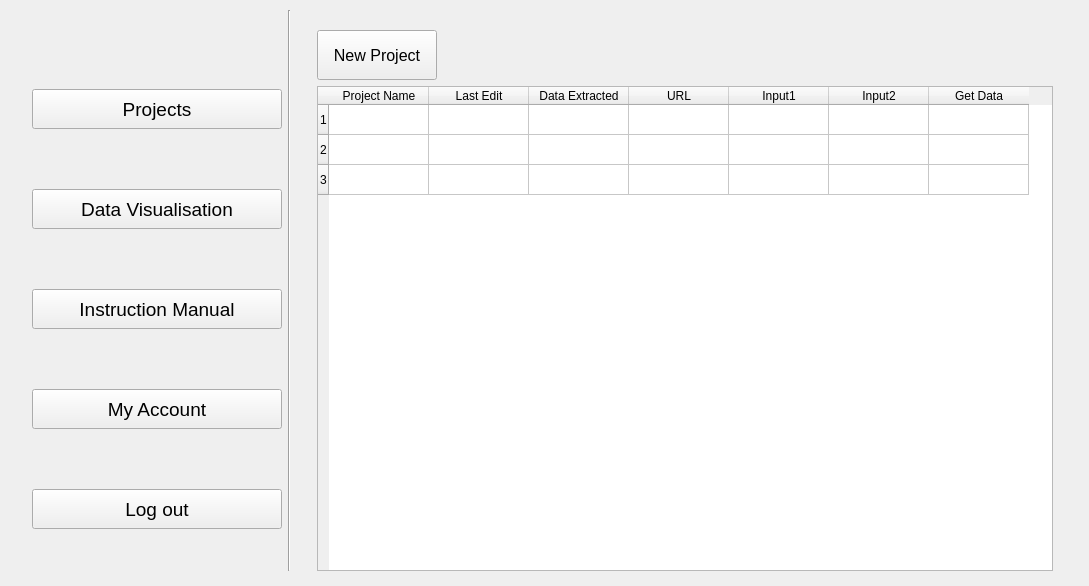
Above: GUI/allProjects.ui from Ericaan/studio5_webscraping_app before the change. Below: the same form after it.
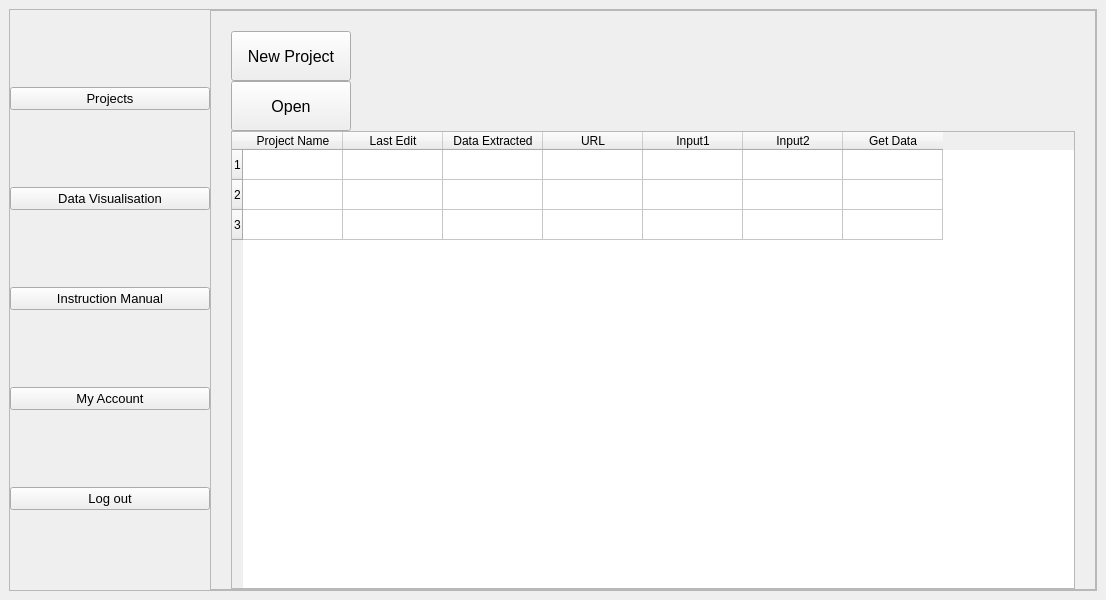
That is the form after the change. The open tabs and pages were chosen to show the change.

What changed in the file:
```diff
--- a/GUI/allProjects.ui
+++ b/GUI/allProjects.ui
@@ -6,51 +6,106 @@
    <rect>
     <x>0</x>
     <y>0</y>
-    <width>1089</width>
-    <height>586</height>
+    <width>1106</width>
+    <height>600</height>
    </rect>
   </property>
   <property name="windowTitle">
    <string>MainWindow</string>
   </property>
   <widget class="QWidget" name="centralwidget">
-   <widget class="QWidget" name="horizontalLayoutWidget">
-    <property name="geometry">
-     <rect>
-      <x>32</x>
-      <y>10</y>
-      <width>1041</width>
-      <height>561</height>
-     </rect>
-    </property>
-    <layout class="QHBoxLayout" name="main_layout">
+   <layout class="QVBoxLayout" name="verticalLayout">
+    <item>
+     <widget class="QFrame" name="frame_2">
+      <property name="sizePolicy">
+       <sizepolicy hsizetype="Preferred" vsizetype="Expanding">
+        <horstretch>0</horstretch>
+        <verstretch>0</verstretch>
+       </sizepolicy>
+      </property>
+      <property name="frameShape">
+       <enum>QFrame::StyledPanel</enum>
+      </property>
+      <property name="frameShadow">
+       <enum>QFrame::Raised</enum>
+      </property>
+      <layout class="QHBoxLayout" name="horizontalLayout">
+       <property name="spacing">
+        <number>0</number>
+       </property>
+       <property name="leftMargin">
+        <number>0</number>
+       </property>
+       <property name="topMargin">
+        <number>0</number>
+       </property>
+       <property name="rightMargin">
+        <number>0</number>
+       </property>
+       <property name="bottomMargin">
+        <number>0</number>
+       </property>
      <item>
-      <layout class="QVBoxLayout" name="menu_layout">
+        <widget class="QWidget" name="side_menu" native="true">
+         <layout class="QVBoxLayout" name="verticalLayout_2">
        <property name="spacing">
-        <number>1</number>
-       </property>
-       <property name="sizeConstraint">
-        <enum>QLayout::SetDefaultConstraint</enum>
-       </property>
+           <number>0</number>
+          </property>
+          <property name="leftMargin">
+           <number>0</number>
+          </property>
+          <property name="topMargin">
+           <number>0</number>
+          </property>
+          <property name="rightMargin">
+           <number>0</number>
+          </property>
+          <property name="bottomMargin">
+           <number>0</number>
+          </property>
        <item>
-        <widget class="QPushButton" name="manual_button">
+           <widget class="QFrame" name="frame_4">
          <property name="minimumSize">
           <size>
-           <width>250</width>
-           <height>40</height>
+              <width>200</width>
+              <height>500</height>
           </size>
          </property>
          <property name="maximumSize">
           <size>
-           <width>0</width>
-           <height>0</height>
+              <width>200</width>
+              <height>700</height>
           </size>
          </property>
          <property name="font">
           <font>
-           <pointsize>14</pointsize>
-          </font>
-         </property>
+              <pointsize>10</pointsize>
+             </font>
+            </property>
+            <property name="frameShape">
+             <enum>QFrame::NoFrame</enum>
+            </property>
+            <property name="frameShadow">
+             <enum>QFrame::Raised</enum>
+            </property>
+            <layout class="QVBoxLayout" name="verticalLayout_3">
+             <property name="spacing">
+              <number>0</number>
+             </property>
+             <property name="leftMargin">
+              <number>0</number>
+             </property>
+             <property name="topMargin">
+              <number>0</number>
+             </property>
+             <property name="rightMargin">
+              <number>0</number>
+             </property>
+             <property name="bottomMargin">
+              <number>0</number>
+             </property>
+             <item>
+              <widget class="QPushButton" name="project_button">
          <property name="text">
           <string>Projects</string>
          </property>
@@ -58,71 +113,20 @@
        </item>
        <item>
         <widget class="QPushButton" name="dv_button">
-         <property name="minimumSize">
-          <size>
-           <width>250</width>
-           <height>40</height>
-          </size>
-         </property>
-         <property name="maximumSize">
-          <size>
-           <width>0</width>
-           <height>0</height>
-          </size>
-         </property>
-         <property name="font">
-          <font>
-           <pointsize>14</pointsize>
-          </font>
-         </property>
          <property name="text">
           <string>Data Visualisation</string>
          </property>
         </widget>
        </item>
+             <item>
+              <widget class="QPushButton" name="manual_button">
+               <property name="text">
+                <string>Instruction Manual</string>
+               </property>
+              </widget>
+             </item>
        <item>
         <widget class="QPushButton" name="account_button">
-         <property name="minimumSize">
-          <size>
-           <width>250</width>
-           <height>40</height>
-          </size>
-         </property>
-         <property name="maximumSize">
-          <size>
-           <width>0</width>
-           <height>0</height>
-          </size>
-         </property>
-         <property name="font">
-          <font>
-           <pointsize>14</pointsize>
-          </font>
-         </property>
-         <property name="text">
-          <string>Instruction Manual</string>
-         </property>
-        </widget>
-       </item>
-       <item>
-        <widget class="QPushButton" name="project_button">
-         <property name="minimumSize">
-          <size>
-           <width>250</width>
-           <height>40</height>
-          </size>
-         </property>
-         <property name="maximumSize">
-          <size>
-           <width>0</width>
-           <height>0</height>
-          </size>
-         </property>
-         <property name="font">
-          <font>
-           <pointsize>14</pointsize>
-          </font>
-         </property>
          <property name="text">
           <string>My Account</string>
          </property>
@@ -130,43 +134,92 @@
        </item>
        <item>
         <widget class="QPushButton" name="logout_button">
-         <property name="minimumSize">
-          <size>
-           <width>250</width>
-           <height>40</height>
-          </size>
-         </property>
-         <property name="maximumSize">
-          <size>
-           <width>0</width>
-           <height>0</height>
-          </size>
-         </property>
-         <property name="font">
-          <font>
-           <pointsize>14</pointsize>
-          </font>
-         </property>
          <property name="text">
           <string>Log out</string>
          </property>
         </widget>
        </item>
       </layout>
-     </item>
+           </widget>
+          </item>
+         </layout>
+        </widget>
+       </item>
      <item>
-      <widget class="Line" name="line">
+        <widget class="QFrame" name="main_body">
+         <property name="sizePolicy">
+          <sizepolicy hsizetype="Expanding" vsizetype="Preferred">
+           <horstretch>0</horstretch>
+           <verstretch>0</verstretch>
+          </sizepolicy>
+         </property>
+         <property name="frameShape">
+          <enum>QFrame::StyledPanel</enum>
+         </property>
+         <property name="frameShadow">
+          <enum>QFrame::Raised</enum>
+         </property>
+         <layout class="QHBoxLayout" name="horizontalLayout_5">
+          <property name="spacing">
+           <number>0</number>
+          </property>
+          <property name="leftMargin">
+           <number>0</number>
+          </property>
+          <property name="topMargin">
+           <number>0</number>
+          </property>
+          <property name="rightMargin">
+           <number>0</number>
+          </property>
+          <property name="bottomMargin">
+           <number>0</number>
+          </property>
+          <item>
+           <widget class="QStackedWidget" name="stackedWidget">
+            <property name="frameShape">
+             <enum>QFrame::NoFrame</enum>
+            </property>
+            <property name="currentIndex">
+             <number>0</number>
+            </property>
+            <widget class="QWidget" name="MainPage">
+             <layout class="QVBoxLayout" name="verticalLayout_4">
+              <item>
+               <widget class="QLabel" name="label">
        <property name="font">
         <font>
          <weight>75</weight>
          <bold>true</bold>
         </font>
        </property>
-       <property name="orientation">
-        <enum>Qt::Vertical</enum>
+                <property name="text">
+                 <string>Main Page</string>
+                </property>
+                <property name="alignment">
+                 <set>Qt::AlignCenter</set>
        </property>
       </widget>
      </item>
+             </layout>
+            </widget>
+            <widget class="QWidget" name="Projects">
+             <layout class="QHBoxLayout" name="horizontalLayout_2">
+              <property name="spacing">
+               <number>0</number>
+              </property>
+              <property name="leftMargin">
+               <number>0</number>
+              </property>
+              <property name="topMargin">
+               <number>0</number>
+              </property>
+              <property name="rightMargin">
+               <number>0</number>
+              </property>
+              <property name="bottomMargin">
+               <number>0</number>
+              </property>
      <item>
       <layout class="QVBoxLayout" name="project_layout">
        <property name="leftMargin">
@@ -202,6 +255,30 @@
          </property>
         </widget>
        </item>
+                <item>
+                 <widget class="QPushButton" name="open_project_button">
+                  <property name="minimumSize">
+                   <size>
+                    <width>120</width>
+                    <height>50</height>
+                   </size>
+                  </property>
+                  <property name="maximumSize">
+                   <size>
+                    <width>0</width>
+                    <height>300</height>
+                   </size>
+                  </property>
+                  <property name="font">
+                   <font>
+                    <pointsize>12</pointsize>
+                   </font>
+                  </property>
+                  <property name="text">
+                   <string>Open</string>
+                  </property>
+                 </widget>
+                </item>
        <item>
         <widget class="QTableWidget" name="projects_table">
          <property name="gridStyle">
@@ -266,6 +343,99 @@
      </item>
     </layout>
    </widget>
+            <widget class="QWidget" name="DataVisualisation">
+             <layout class="QVBoxLayout" name="verticalLayout_5">
+              <item>
+               <widget class="QLabel" name="label_2">
+                <property name="font">
+                 <font>
+                  <pointsize>10</pointsize>
+                  <weight>75</weight>
+                  <bold>true</bold>
+                 </font>
+                </property>
+                <property name="text">
+                 <string>Data Visualisation </string>
+                </property>
+                <property name="alignment">
+                 <set>Qt::AlignCenter</set>
+                </property>
+               </widget>
+              </item>
+             </layout>
+            </widget>
+            <widget class="QWidget" name="Manual">
+             <layout class="QVBoxLayout" name="verticalLayout_6">
+              <item>
+               <widget class="QLabel" name="label_5">
+                <property name="font">
+                 <font>
+                  <pointsize>10</pointsize>
+                  <weight>75</weight>
+                  <bold>true</bold>
+                 </font>
+                </property>
+                <property name="text">
+                 <string>Instruction Manual</string>
+                </property>
+                <property name="alignment">
+                 <set>Qt::AlignCenter</set>
+                </property>
+               </widget>
+              </item>
+             </layout>
+            </widget>
+            <widget class="QWidget" name="Account">
+             <layout class="QVBoxLayout" name="verticalLayout_7">
+              <item>
+               <widget class="QLabel" name="label_3">
+                <property name="font">
+                 <font>
+                  <pointsize>10</pointsize>
+                  <weight>75</weight>
+                  <bold>true</bold>
+                 </font>
+                </property>
+                <property name="text">
+                 <string>My Account</string>
+                </property>
+                <property name="alignment">
+                 <set>Qt::AlignCenter</set>
+                </property>
+               </widget>
+              </item>
+             </layout>
+            </widget>
+            <widget class="QWidget" name="Logout">
+             <layout class="QVBoxLayout" name="verticalLayout_8">
+              <item>
+               <widget class="QLabel" name="label_4">
+                <property name="font">
+                 <font>
+                  <pointsize>10</pointsize>
+                  <weight>75</weight>
+                  <bold>true</bold>
+                 </font>
+                </property>
+                <property name="text">
+                 <string>Log Out</string>
+                </property>
+                <property name="alignment">
+                 <set>Qt::AlignCenter</set>
+                </property>
+               </widget>
+              </item>
+             </layout>
+            </widget>
+           </widget>
+          </item>
+         </layout>
+        </widget>
+       </item>
+      </layout>
+     </widget>
+    </item>
+   </layout>
   </widget>
  </widget>
  <resources/>
```
Left out of the diff: 24 changed lines with no effect on the pictures. Lines whose indentation alone changed are shown as unchanged.
